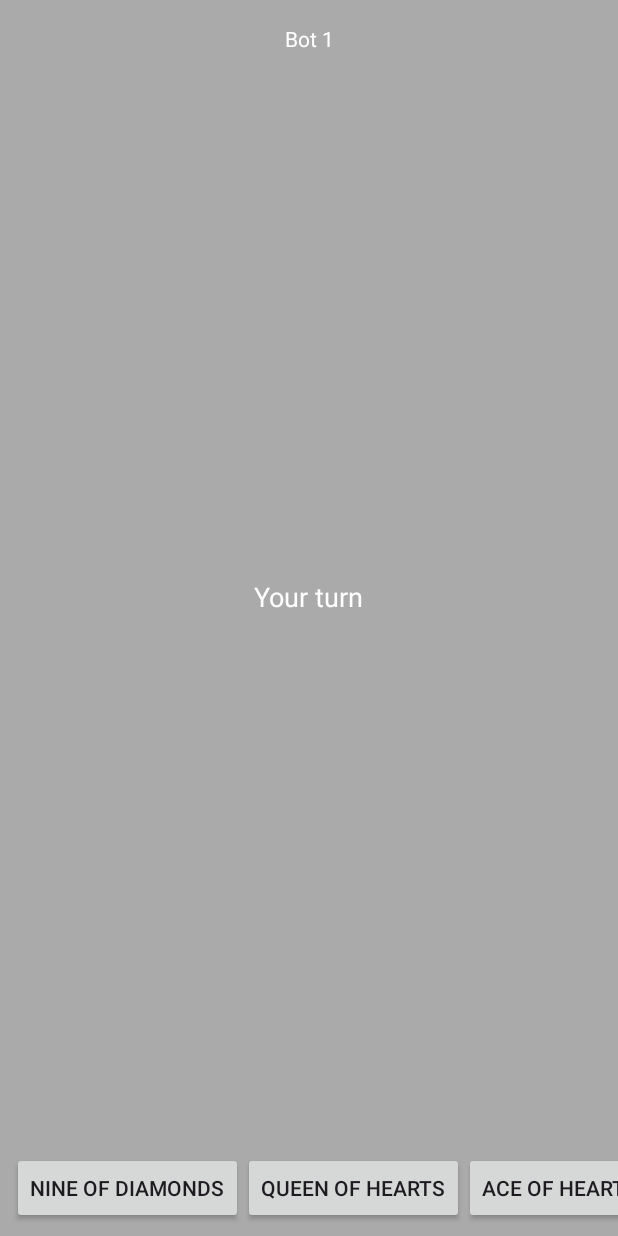
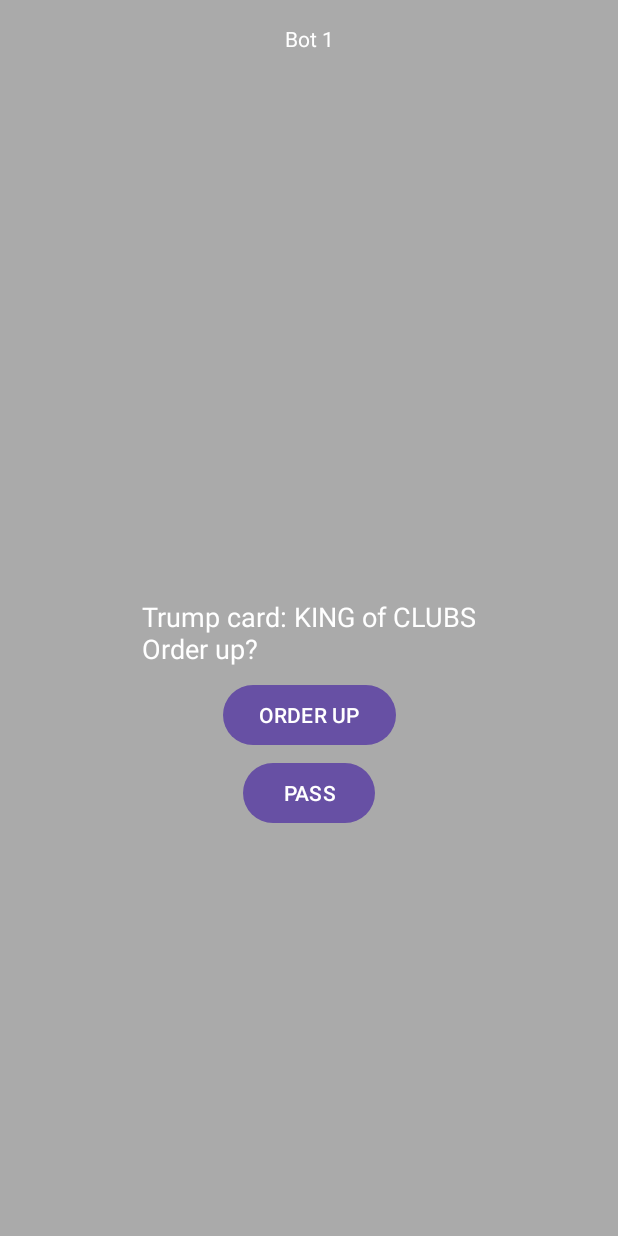
Before and after one commit to artoor3/Euchre, an Android app: the OfflineGameActivity screen opened directly, with no data from a screen before it, on a phone screen of 412 x 824 dp. Run offline under Robolectric (Android 15) with nearby library versions, the phone set to English and light mode, and no system bars.

Commit message:
game works with need of a lot of upgrades

```diff
--- a/app/src/main/java/carmel/shubeli/euchre/game/GameEngine.java
+++ b/app/src/main/java/carmel/shubeli/euchre/game/GameEngine.java
@@ -8,6 +8,11 @@ public class GameEngine {
     private Suit trumpSuit;
     private Card trumpCard;
     private int currentPlayer;
+    private boolean trumpChosen = false;
+    private int trumpCaller = -1;
+    public int getTrumpCaller() {
+        return trumpCaller;
+    }
 
     public GameEngine() {
         for (int i = 0; i < 4; i++) {
@@ -44,6 +49,7 @@ public class GameEngine {
         trumpSuit = trumpCard.getSuit();
         // First trick starts left of dealer
         currentPlayer = (dealerIndex + 1) % 4;
+        trumpChosen = false;
 
     }
 
@@ -141,5 +147,17 @@ public class GameEngine {
         Card played = player.getHand().remove(cardIndex);
         return played;
     }
+    public boolean isTrumpChosen() {
+        return trumpChosen;
+    }
+    public void orderUpTrump(int callerPlayer) {
+        trumpSuit = trumpCard.getSuit();
+        trumpChosen = true;
+        trumpCaller = callerPlayer;
+    }
+
+    public void resetTrump() {
+        trumpChosen = false;
+    }
 
 }
--- a/app/src/main/res/layout/activity_offline_game.xml
+++ b/app/src/main/res/layout/activity_offline_game.xml
@@ -5,6 +5,25 @@
     android:layout_width="match_parent"
     android:layout_height="match_parent"
     android:background="@android:color/darker_gray">
+    <Button
+        android:id="@+id/btnOrderUp"
+        android:layout_width="wrap_content"
+        android:layout_height="wrap_content"
+        android:text="ORDER UP"
+        app:layout_constraintTop_toBottomOf="@id/tvCenterInfo"
+        app:layout_constraintStart_toStartOf="parent"
+        app:layout_constraintEnd_toEndOf="parent"
+        android:layout_marginTop="8dp"/>
+
+    <Button
+        android:id="@+id/btnPass"
+        android:layout_width="wrap_content"
+        android:layout_height="wrap_content"
+        android:text="PASS"
+        app:layout_constraintTop_toBottomOf="@id/btnOrderUp"
+        app:layout_constraintStart_toStartOf="parent"
+        app:layout_constraintEnd_toEndOf="parent"
+        android:layout_marginTop="4dp"/>
 
     <!-- TOP PLAYER -->
     <TextView
```
Also changed, not shown: app/src/main/java/carmel/shubeli/euchre/OfflineGameActivity.java (+84 -48 lines).
